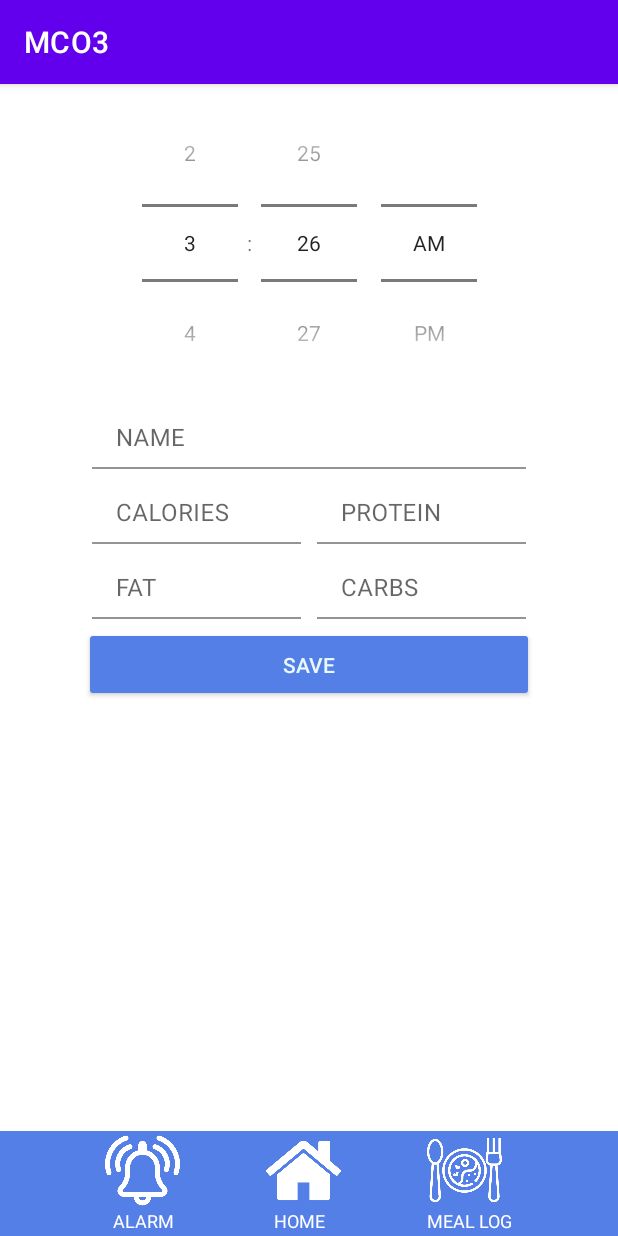
After one commit to zivhd/MacroMonitor, an Android app: the AddAlarm screen opened directly, with no data from a screen before it, on a phone screen of 412 x 824 dp. The commit adds this screen. Run offline under Robolectric (Android 15) with nearby library versions, the phone set to English and light mode, and no system bars.

Commit message:
added addAlarm.kt and implemented adding alarms to database

```diff
--- a/MCO3/app/src/main/AndroidManifest.xml
+++ b/MCO3/app/src/main/AndroidManifest.xml
@@ -12,6 +12,9 @@
         android:theme="@style/Theme.MCO3"
         tools:targetApi="31">
         <activity
+            android:name=".AddAlarm"
+            android:exported="false" />
+        <activity
             android:name=".MealLogActivity"
             android:exported="false" />
         <activity
@@ -23,17 +26,16 @@
         <activity
             android:name=".RegisterActivity"
             android:exported="false" />
-
         <activity
             android:name=".MainActivity"
             android:exported="true"
             android:label="@string/app_name">
             <intent-filter>
                 <action android:name="android.intent.action.MAIN" />
+
                 <category android:name="android.intent.category.LAUNCHER" />
             </intent-filter>
         </activity>
     </application>
 
-
 </manifest>
--- /dev/null
+++ b/MCO3/app/src/main/java/ph/edu/dlsu/mobdeve/boado/rodriguez/mco3/AddAlarm.kt
@@ -0,0 +1,54 @@
+package ph.edu.dlsu.mobdeve.boado.rodriguez.mco3
+
+import android.content.Intent
+import android.os.Build
+import androidx.appcompat.app.AppCompatActivity
+import android.os.Bundle
+import android.widget.Toast
+import androidx.annotation.RequiresApi
+import ph.edu.dlsu.mobdeve.boado.rodriguez.mco3.dao.AlarmDAO
+import ph.edu.dlsu.mobdeve.boado.rodriguez.mco3.dao.AlarmDAOSQLLiteImplementation
+import ph.edu.dlsu.mobdeve.boado.rodriguez.mco3.dao.DatabaseHandlerAlarm
+import ph.edu.dlsu.mobdeve.boado.rodriguez.mco3.data.model.alarm
+import ph.edu.dlsu.mobdeve.boado.rodriguez.mco3.databinding.ActivityAddAlarmBinding
+import ph.edu.dlsu.mobdeve.boado.rodriguez.mco3.databinding.ActivityAlarmBinding
+
+class AddAlarm : AppCompatActivity() {
+    private lateinit var binding: ActivityAddAlarmBinding
+    private lateinit var alarmDAO: AlarmDAO
+
+    override fun onCreate(savedInstanceState: Bundle?) {
+        super.onCreate(savedInstanceState)
+        binding = ActivityAddAlarmBinding.inflate(layoutInflater)
+        setContentView(binding.root)
+
+        alarmDAO = AlarmDAOSQLLiteImplementation(applicationContext)
+        val context = this
+        val db = DatabaseHandlerAlarm(context)
+        binding.saveBtn.setOnClickListener(){
+            if(binding.caloriesText.text.toString().isNotEmpty() &&
+                    binding.nameText.text.toString().isNotEmpty() &&
+                    binding.carbsText.text.toString().isNotEmpty() &&
+                    binding.proteinText.text.toString().isNotEmpty() &&
+                    binding.fatText.text.toString().isNotEmpty()
+                    ){
+                val alarm = alarm(0)
+                alarm.calories = binding.caloriesText.text.toString().toInt()
+                alarm.meal = binding.nameText.text.toString()
+                alarm.carbs = binding.carbsText.text.toString().toInt()
+                alarm.fat = binding.fatText.text.toString().toInt()
+                alarm.protein = binding.proteinText.text.toString().toInt()
+                val hour = binding.timePicker1.currentHour * 3600
+                val minutes = binding.timePicker1.currentMinute * 60
+                val time = hour + minutes
+                alarm.time = time
+                alarmDAO.addAlarm(alarm)
+                val goToAlarm = Intent(this,AlarmActivity::class.java)
+                startActivity(goToAlarm)
+                finish()
+            }else {
+                Toast.makeText(context, "Please Fill All Fields", Toast.LENGTH_SHORT).show()
+            }
+        }
+    }
+}
--- a/MCO3/app/src/main/java/ph/edu/dlsu/mobdeve/boado/rodriguez/mco3/AlarmActivity.kt
+++ b/MCO3/app/src/main/java/ph/edu/dlsu/mobdeve/boado/rodriguez/mco3/AlarmActivity.kt
@@ -1,5 +1,6 @@
 package ph.edu.dlsu.mobdeve.boado.rodriguez.mco3
 
+import android.content.Intent
 import androidx.appcompat.app.AppCompatActivity
 import android.os.Bundle
 import androidx.recyclerview.widget.ItemTouchHelper
@@ -32,6 +33,10 @@ class AlarmActivity : AppCompatActivity() {
 
         binding.alarmList.adapter = alarmAdapter
 
+        binding.addAlarmBtn.setOnClickListener(){
+            val goToAddAlarm = Intent(this,AddAlarm::class.java)
+            startActivity(goToAddAlarm)
+        }
 
     }
 }
--- a/MCO3/app/src/main/java/ph/edu/dlsu/mobdeve/boado/rodriguez/mco3/dao/AlarmDAO.kt
+++ b/MCO3/app/src/main/java/ph/edu/dlsu/mobdeve/boado/rodriguez/mco3/dao/AlarmDAO.kt
@@ -1,9 +1,11 @@
 package ph.edu.dlsu.mobdeve.boado.rodriguez.mco3.dao
 
 import android.annotation.SuppressLint
+import android.content.ContentValues
 import android.content.Context
 import android.database.Cursor
 import android.database.sqlite.SQLiteException
+import android.widget.Toast
 import kotlinx.coroutines.selects.select
 import ph.edu.dlsu.mobdeve.boado.rodriguez.mco3.data.model.alarm
 
@@ -16,7 +18,22 @@ interface AlarmDAO{
 
 class AlarmDAOSQLLiteImplementation(var context: Context) : AlarmDAO{
     override fun addAlarm(alarm: alarm) {
-        TODO("Not yet implemented")
+        val databaseHandlerAlarm:DatabaseHandlerAlarm = DatabaseHandlerAlarm(context)
+        val db = databaseHandlerAlarm.readableDatabase
+        val contentValues = ContentValues()
+        contentValues.put(DatabaseHandlerAlarm.tableAlarmMeal, alarm.meal)
+        contentValues.put(DatabaseHandlerAlarm.tableAlarmCalories, alarm.calories)
+        contentValues.put(DatabaseHandlerAlarm.tableAlarmFat, alarm.fat)
+        contentValues.put(DatabaseHandlerAlarm.tableAlarmCarbs, alarm.carbs)
+        contentValues.put(DatabaseHandlerAlarm.tableAlarmProtein, alarm.protein)
+        contentValues.put(DatabaseHandlerAlarm.tableAlarmTime, alarm.time)
+        val result = db.insert(DatabaseHandlerAlarm.tableAlarm, null, contentValues)
+        if (result == (0).toLong()) {
+            Toast.makeText(context, "Failed", Toast.LENGTH_SHORT).show()
+        }
+        else {
+            Toast.makeText(context, "Success", Toast.LENGTH_SHORT).show()
+        }
     }
 
     override fun removeAlarm(alarmID: Int) {
--- a/MCO3/app/src/main/java/ph/edu/dlsu/mobdeve/boado/rodriguez/mco3/dao/DatabaseHandlerAlarm.kt
+++ b/MCO3/app/src/main/java/ph/edu/dlsu/mobdeve/boado/rodriguez/mco3/dao/DatabaseHandlerAlarm.kt
@@ -25,6 +25,9 @@ class DatabaseHandlerAlarm(context: Context): SQLiteOpenHelper(context, DBNAME,
         const val tableAlarmUserID = "alarm_userid"
         const val tableAlarmMeal = "alarm_meal"
         const val tableAlarmCalories = "alarm_calories"
+        const val tableAlarmFat = "alarm_fat"
+        const val tableAlarmProtein = "alarm_protein"
+        const val tableAlarmCarbs = "alarm_carbs"
         const val tableAlarmTime = "alarm_time"
     }
 
@@ -37,13 +40,18 @@ class DatabaseHandlerAlarm(context: Context): SQLiteOpenHelper(context, DBNAME,
                 "$tableAlarmUserID INTEGER, " +
                 "$tableAlarmMeal TEXT, " +
                 "$tableAlarmCalories INTEGER, " +
+                "$tableAlarmFat INTEGER, " +
+                "$tableAlarmProtein INTEGER, " +
+                "$tableAlarmCarbs INTEGER, " +
                 "$tableAlarmTime INTEGER )"
 
 
         db?.execSQL(createAccountsTable)
 
         // create data sample
-        db?.execSQL("INSERT INTO $tableAlarm ($tableAlarmMeal, $tableAlarmCalories, $tableAlarmTime ) VALUES ('Chicken and Broccoli', 550, 10800 )")
+        db?.execSQL("INSERT INTO $tableAlarm ($tableAlarmMeal, $tableAlarmCalories, " +
+                "$tableAlarmFat, $tableAlarmProtein, $tableAlarmCarbs, $tableAlarmTime ) " +
+                "VALUES ('Chicken and Broccoli', 550, 2, 2, 2, 10800 )")
         // db?.execSQL("INSERT INTO $tableCharacter ($tableCharacterName) values ('Ahri')")
         // db?.execSQL("INSERT INTO $tableCharacter ($tableCharacterName) values ('Malphite')")
         // db?.execSQL("INSERT INTO $tableCharacter ($tableCharacterName) values ('Miss Fortune')")
--- a/MCO3/app/src/main/java/ph/edu/dlsu/mobdeve/boado/rodriguez/mco3/data/model/alarm.kt
+++ b/MCO3/app/src/main/java/ph/edu/dlsu/mobdeve/boado/rodriguez/mco3/data/model/alarm.kt
@@ -9,4 +9,5 @@ class alarm(var time: Int) {
     var carbs: Int = 0
     var fat: Int = 0
 
+
 }
--- /dev/null
+++ b/MCO3/app/src/main/res/layout/activity_add_alarm.xml
@@ -0,0 +1,285 @@
+<?xml version="1.0" encoding="utf-8"?>
+<androidx.constraintlayout.widget.ConstraintLayout xmlns:android="http://schemas.android.com/apk/res/android"
+    xmlns:app="http://schemas.android.com/apk/res-auto"
+    xmlns:tools="http://schemas.android.com/tools"
+    android:layout_width="match_parent"
+    android:layout_height="match_parent"
+    tools:context=".AddAlarm">
+
+    <TimePicker
+        android:id="@+id/timePicker1"
+        android:layout_width="wrap_content"
+        android:layout_height="wrap_content"
+        android:amPmBackgroundColor="#537FE7"
+        android:headerBackground="#537FE7"
+        app:layout_constraintStart_toStartOf="parent"
+        app:layout_constraintEnd_toEndOf="parent"
+        app:layout_constraintTop_toTopOf="parent"
+        android:timePickerMode="spinner"/>
+
+    <com.google.android.material.textfield.TextInputLayout
+        android:id="@+id/alarm_name"
+        android:layout_width="300dp"
+        android:layout_height="50dp"
+        android:padding="5dp"
+
+        app:endIconMode="clear_text"
+        app:layout_constraintEnd_toEndOf="parent"
+        app:layout_constraintHorizontal_bias="0.5"
+        app:layout_constraintStart_toStartOf="parent"
+        app:layout_constraintTop_toBottomOf="@+id/timePicker1">
+
+        <com.google.android.material.textfield.TextInputEditText
+            android:id="@+id/name_text"
+            android:layout_width="match_parent"
+            android:layout_height="match_parent"
+            android:backgroundTint="#FFFFFF"
+            android:hint="NAME"
+            android:maxLines="1"
+
+
+            />
+    </com.google.android.material.textfield.TextInputLayout>
+
+    <androidx.appcompat.widget.LinearLayoutCompat
+        android:layout_width="wrap_content"
+        android:layout_height="wrap_content"
+        android:orientation="vertical"
+        app:layout_constraintStart_toStartOf="parent"
+        app:layout_constraintEnd_toEndOf="parent"
+        app:layout_constraintTop_toBottomOf="@+id/alarm_name">
+
+
+        <androidx.appcompat.widget.LinearLayoutCompat
+            android:layout_width="wrap_content"
+            android:layout_height="wrap_content"
+            android:orientation="horizontal">
+
+            <com.google.android.material.textfield.TextInputLayout
+                android:id="@+id/alarm_calories"
+                android:layout_width="150dp"
+                android:layout_height="50dp"
+                android:padding="5dp"
+
+                app:endIconMode="clear_text"
+
+                app:layout_constraintHorizontal_bias="0.5"
+                app:layout_constraintStart_toStartOf="parent"
+                app:layout_constraintTop_toBottomOf="@+id/alarm_name">
+
+                <com.google.android.material.textfield.TextInputEditText
+                    android:id="@+id/calories_text"
+                    android:layout_width="match_parent"
+                    android:layout_height="match_parent"
+                    android:backgroundTint="#FFFFFF"
+                    android:hint="CALORIES"
+                    android:inputType="number"
+                    android:maxLines="1" />
+            </com.google.android.material.textfield.TextInputLayout>
+
+            <com.google.android.material.textfield.TextInputLayout
+                android:id="@+id/alarm_protein"
+                android:layout_width="150dp"
+                android:layout_height="50dp"
+                android:padding="5dp"
+                app:endIconMode="clear_text"
+                app:layout_constraintEnd_toEndOf="parent"
+                app:layout_constraintHorizontal_bias="0.5"
+                app:layout_constraintStart_toEndOf="@id/alarm_calories"
+                app:layout_constraintTop_toBottomOf="@+id/alarm_name">
+
+                <com.google.android.material.textfield.TextInputEditText
+                    android:id="@+id/protein_text"
+                    android:layout_width="match_parent"
+                    android:layout_height="match_parent"
+                    android:backgroundTint="#FFFFFF"
+                    android:hint="PROTEIN"
+                    android:inputType="number"
+                    android:maxLines="1" />
+            </com.google.android.material.textfield.TextInputLayout>
+        </androidx.appcompat.widget.LinearLayoutCompat>
+        <androidx.appcompat.widget.LinearLayoutCompat
+            android:layout_width="wrap_content"
+            android:layout_height="wrap_content"
+            android:orientation="horizontal">
+
+            <com.google.android.material.textfield.TextInputLayout
+                android:id="@+id/alarm_fat"
+                android:layout_width="150dp"
+                android:layout_height="50dp"
+                android:padding="5dp"
+
+                app:endIconMode="clear_text"
+
+                app:layout_constraintHorizontal_bias="0.5"
+                app:layout_constraintStart_toStartOf="parent"
+                app:layout_constraintTop_toBottomOf="@+id/alarm_name">
+
+                <com.google.android.material.textfield.TextInputEditText
+                    android:id="@+id/fat_text"
+                    android:layout_width="match_parent"
+                    android:layout_height="match_parent"
+                    android:backgroundTint="#FFFFFF"
+                    android:hint="FAT"
+                    android:inputType="number"
+                    android:maxLines="1" />
+            </com.google.android.material.textfield.TextInputLayout>
+
+            <com.google.android.material.textfield.TextInputLayout
+                android:id="@+id/alarm_carbs"
+                android:layout_width="150dp"
+                android:layout_height="50dp"
+                android:padding="5dp"
+                app:endIconMode="clear_text"
+                app:layout_constraintEnd_toEndOf="parent"
+                app:layout_constraintHorizontal_bias="0.5"
+                app:layout_constraintStart_toEndOf="@id/alarm_calories"
+                app:layout_constraintTop_toBottomOf="@+id/alarm_name">
+
+                <com.google.android.material.textfield.TextInputEditText
+                    android:id="@+id/carbs_text"
+                    android:layout_width="match_parent"
+                    android:layout_height="match_parent"
+                    android:backgroundTint="#FFFFFF"
+                    android:hint="CARBS"
+                    android:inputType="number"
+                    android:maxLines="1" />
+            </com.google.android.material.textfield.TextInputLayout>
+        </androidx.appcompat.widget.LinearLayoutCompat>
+        <androidx.appcompat.widget.AppCompatButton
+            android:id="@+id/save_btn"
+            android:layout_width="300dp"
+            android:layout_height="50dp"
+            android:text="Save"
+            android:textColor="#E9F8F9"
+            android:backgroundTint="#537FE7">
+        </androidx.appcompat.widget.AppCompatButton>
+
+
+    </androidx.appcompat.widget.LinearLayoutCompat>
+
+
+
+
+
+    <androidx.appcompat.widget.LinearLayoutCompat
+        android:layout_width="match_parent"
+        android:layout_height="70dp"
+        android:layout_gravity="center"
+        android:background="#537FE7"
+        android:gravity="center"
+        android:orientation="horizontal"
+        app:layout_constraintBottom_toBottomOf="parent"
+        app:layout_constraintEnd_toEndOf="parent"
+        app:layout_constraintHorizontal_bias="0.5"
+        app:layout_constraintStart_toStartOf="parent">
+
+        <androidx.appcompat.widget.LinearLayoutCompat
+            android:id="@+id/alarmtab"
+            android:layout_width="wrap_content"
+            android:layout_height="wrap_content"
+            android:background="#537FE7"
+            android:orientation="vertical"
+            app:layout_constraintBottom_toBottomOf="parent"
+            app:layout_constraintEnd_toEndOf="parent"
+            app:layout_constraintHorizontal_bias="0.5"
+            app:layout_constraintStart_toStartOf="parent">
+
+            <androidx.appcompat.widget.AppCompatImageView
+                android:id="@+id/alarm_btn"
+                android:layout_width="50dp"
+                android:layout_height="50dp"
+                android:src="@drawable/alarm"
+                android:tint="@android:color/white"
+                app:layout_constraintEnd_toEndOf="parent"
+                app:layout_constraintStart_toStartOf="parent"
+                app:layout_constraintTop_toTopOf="parent" />
+
+            <androidx.appcompat.widget.AppCompatTextView
+                android:id="@+id/alarmtitle"
+                android:layout_width="wrap_content"
+                android:layout_height="wrap_content"
+                android:layout_marginLeft="5dp"
+                android:text="ALARM"
+                android:textColor="@android:color/white"
+                android:textSize="12sp"
+                app:layout_constraintEnd_toEndOf="parent"
+                app:layout_constraintHorizontal_bias="0.5"
+                app:layout_constraintStart_toStartOf="parent"
+                app:layout_constraintTop_toBottomOf="@+id/title" />
+        </androidx.appcompat.widget.LinearLayoutCompat>
+
+        <!--        HOME-->
+        <androidx.appcompat.widget.LinearLayoutCompat
+            android:id="@+id/hometab"
+            android:layout_width="wrap_content"
+            android:layout_height="wrap_content"
+            android:layout_marginLeft="57dp"
+            android:background="#537FE7"
+            android:orientation="vertical"
+            app:layout_constraintBottom_toBottomOf="parent"
+            app:layout_constraintHorizontal_bias="0.5">
+
+            <androidx.appcompat.widget.AppCompatImageView
+                android:id="@+id/home_btn"
+                android:layout_width="50dp"
+                android:layout_height="50dp"
+                android:src="@drawable/home"
+                android:tint="@android:color/white"
+                app:layout_constraintEnd_toEndOf="parent"
+                app:layout_constraintStart_toStartOf="parent"
+                app:layout_constraintTop_toTopOf="parent" />
+
+            <androidx.appcompat.widget.AppCompatTextView
+                android:id="@+id/hometitle"
+                android:layout_width="wrap_content"
+                android:layout_height="wrap_content"
+                android:layout_marginLeft="5dp"
+                android:text="HOME"
+                android:textColor="@android:color/white"
+                android:textSize="12sp"
+                app:layout_constraintEnd_toEndOf="parent"
+                app:layout_constraintHorizontal_bias="0.5"
+                app:layout_constraintStart_toStartOf="parent"
+                app:layout_constraintTop_toBottomOf="@+id/title" />
+        </androidx.appcompat.widget.LinearLayoutCompat>
+        <!--        MEAL-->
+        <androidx.appcompat.widget.LinearLayoutCompat
+            android:id="@+id/mealtab"
+            android:layout_width="wrap_content"
+            android:layout_height="wrap_content"
+            android:layout_marginLeft="57dp"
+            android:background="#537FE7"
+            android:orientation="vertical"
+
+            app:layout_constraintBottom_toBottomOf="parent"
+
+            app:layout_constraintHorizontal_bias="0.5">
+
+            <androidx.appcompat.widget.AppCompatImageView
+                android:id="@+id/meal"
+                android:layout_width="50dp"
+                android:layout_height="50dp"
+                android:src="@drawable/meal"
+                android:tint="@android:color/white"
+                app:layout_constraintEnd_toEndOf="parent"
+                app:layout_constraintStart_toStartOf="parent"
+                app:layout_constraintTop_toTopOf="parent" />
+
+            <androidx.appcompat.widget.AppCompatTextView
+                android:id="@+id/mealtitle"
+                android:layout_width="wrap_content"
+                android:layout_height="wrap_content"
+                android:text="MEAL LOG"
+
+                android:textColor="@android:color/white"
+                android:textSize="12sp"
+                app:layout_constraintEnd_toEndOf="parent"
+                app:layout_constraintHorizontal_bias="0.5"
+                app:layout_constraintStart_toStartOf="parent"
+                app:layout_constraintTop_toBottomOf="@+id/title" />
+        </androidx.appcompat.widget.LinearLayoutCompat>
+
+    </androidx.appcompat.widget.LinearLayoutCompat>
+
+</androidx.constraintlayout.widget.ConstraintLayout>
--- a/MCO3/app/src/main/res/layout/activity_alarm.xml
+++ b/MCO3/app/src/main/res/layout/activity_alarm.xml
@@ -28,12 +28,25 @@
         app:layout_constraintStart_toStartOf="parent"
         app:layout_constraintTop_toBottomOf="@+id/icon" />
 
+    <androidx.appcompat.widget.AppCompatButton
+        android:id="@+id/add_alarm_btn"
+        android:layout_width="150dp"
+        android:layout_height="50dp"
+        android:text="ADD ALARM"
+        android:textColor="#E9F8F9"
+        android:backgroundTint="#537FE7"
+        app:layout_constraintEnd_toEndOf="parent"
+        app:layout_constraintStart_toStartOf="parent"
+        app:layout_constraintTop_toBottomOf="@+id/title">
+
+    </androidx.appcompat.widget.AppCompatButton>
+
     <androidx.recyclerview.widget.RecyclerView
         android:id="@+id/alarm_list"
         android:layout_width="match_parent"
         android:layout_height="wrap_content"
         app:layout_constraintStart_toStartOf="parent"
-        app:layout_constraintTop_toBottomOf="@+id/title" />
+        app:layout_constraintTop_toBottomOf="@+id/add_alarm_btn" />
 
     <androidx.appcompat.widget.LinearLayoutCompat
         android:layout_width="match_parent"
```
